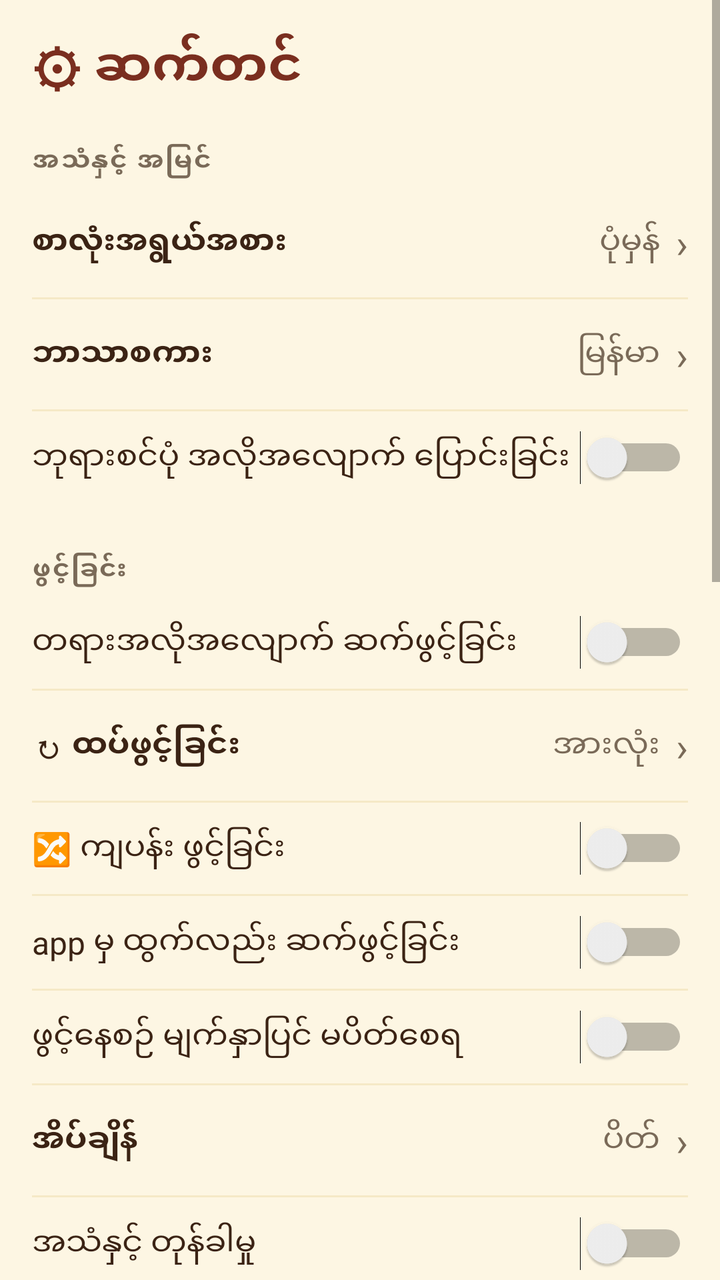
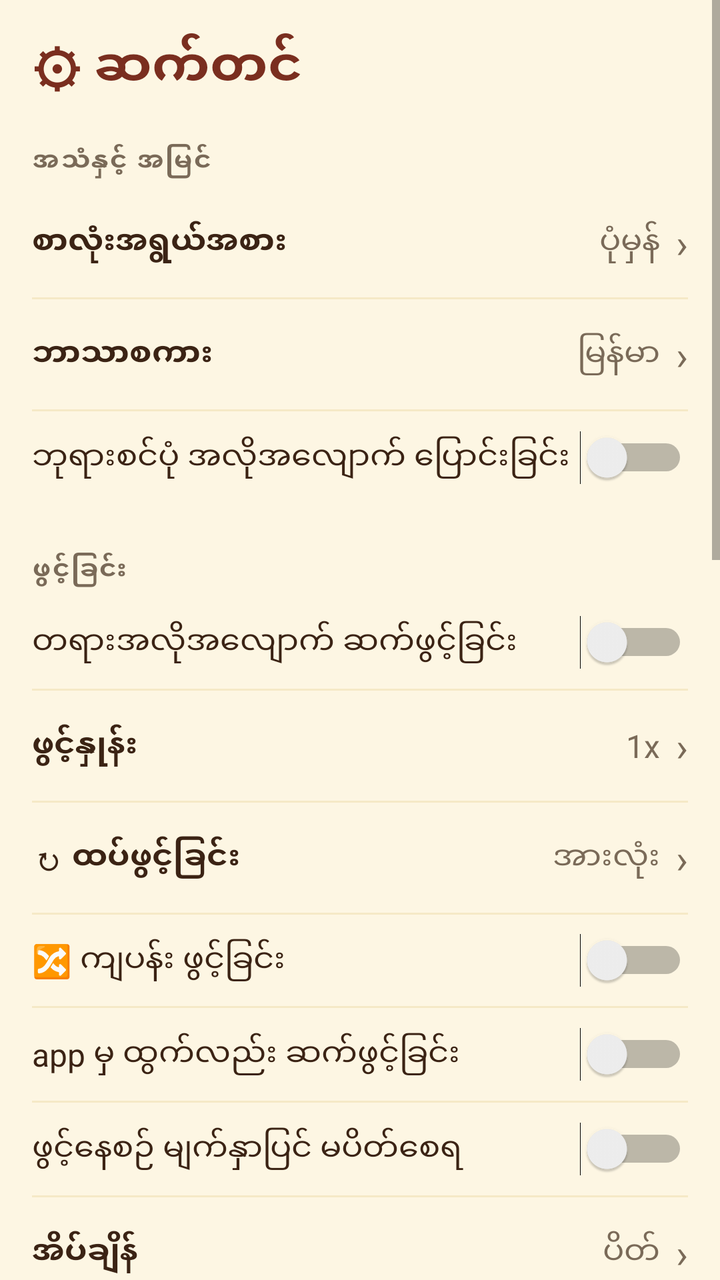

Two renders of the same Android screen: before a commit and after it. Below are the layout's source before the change and the commit's diff.
<!-- AndroidManifest.xml: application theme AppTheme -->
<!-- res/layout/activity_settings.xml -->
<?xml version="1.0" encoding="utf-8"?>
<LinearLayout xmlns:android="http://schemas.android.com/apk/res/android"
    android:id="@+id/root"
    android:layout_width="match_parent"
    android:layout_height="match_parent"
    android:background="@color/bg"
    android:orientation="vertical">
<ScrollView
    android:layout_width="match_parent"
    android:layout_height="0dp"
    android:layout_weight="1"
    android:fillViewport="true">
<LinearLayout
    android:id="@+id/content"
    android:layout_width="match_parent"
    android:layout_height="wrap_content"
    android:background="@color/bg"
    android:orientation="vertical"
    android:padding="16dp">
    <TextView
        android:id="@+id/titleText"
        android:layout_width="match_parent"
        android:layout_height="wrap_content"
        android:text="⚙ ဆက်တင်"
        android:textColor="@color/maroon"
        android:textSize="26sp"
        android:textStyle="bold" />

    <TextView
        android:id="@+id/secAppearance"
        android:layout_width="match_parent"
        android:layout_height="wrap_content"
        android:layout_marginTop="16dp"
        android:letterSpacing="0.06"
        android:paddingVertical="4dp"
        android:text="အသံနှင့် အမြင်"
        android:textColor="@color/muted"
        android:textSize="13sp"
        android:textStyle="bold" />

<LinearLayout
            android:id="@+id/rowFont"
            android:layout_width="match_parent"
            android:layout_height="wrap_content"
            android:background="?android:attr/selectableItemBackground"
            android:clickable="true"
            android:focusable="true"
            android:gravity="center_vertical"
            android:orientation="horizontal"
            android:paddingVertical="14dp">
            <TextView
                android:id="@+id/labelFont"
                android:layout_width="0dp"
                android:layout_height="wrap_content"
                android:layout_weight="1"
                android:text="စာလုံးအရွယ်အစား"
                android:textColor="@color/ink"
                android:textSize="16sp"
                android:textStyle="bold" />
            <TextView
                android:id="@+id/fontValue"
                android:layout_width="wrap_content"
                android:layout_height="wrap_content"
                android:text="ပုံမှန်"
                android:textColor="@color/muted"
                android:textSize="16sp" />
            <TextView
                android:id="@+id/fontChevron"
                android:layout_width="wrap_content"
                android:layout_height="wrap_content"
                android:paddingStart="8dp"
                android:text="›"
                android:textColor="@color/muted"
                android:textSize="20sp" />
        </LinearLayout>
    <View
        android:layout_width="match_parent"
        android:layout_height="1dp"
        android:background="#26C9A227" />

<LinearLayout
            android:id="@+id/rowLanguage"
            android:layout_width="match_parent"
            android:layout_height="wrap_content"
            android:background="?android:attr/selectableItemBackground"
            android:clickable="true"
            android:focusable="true"
            android:gravity="center_vertical"
            android:orientation="horizontal"
            android:paddingVertical="14dp">
            <TextView
                android:id="@+id/labelLanguage"
                android:layout_width="0dp"
                android:layout_height="wrap_content"
                android:layout_weight="1"
                android:text="ဘာသာစကား"
                android:textColor="@color/ink"
                android:textSize="16sp"
                android:textStyle="bold" />
            <TextView
                android:id="@+id/langValue"
                android:layout_width="wrap_content"
                android:layout_height="wrap_content"
                android:text="မြန်မာ"
                android:textColor="@color/muted"
                android:textSize="16sp" />
            <TextView
                android:id="@+id/langChevron"
                android:layout_width="wrap_content"
                android:layout_height="wrap_content"
                android:paddingStart="8dp"
                android:text="›"
                android:textColor="@color/muted"
                android:textSize="20sp" />
        </LinearLayout>
    <View
        android:layout_width="match_parent"
        android:layout_height="1dp"
        android:background="#26C9A227" />

    <Switch
        android:id="@+id/btnThemeAuto"
        android:layout_width="match_parent"
        android:layout_height="wrap_content"
        android:background="?android:attr/selectableItemBackground"
        android:clickable="true"
        android:ellipsize="end"
        android:focusable="true"
        android:maxLines="1"
        android:paddingVertical="12dp"
        android:showText="false"
        android:text="ဘုရားစင်ပုံ အလိုအလျောက် ပြောင်းခြင်း"
        android:textColor="@color/ink"
        android:textOff=""
        android:textOn=""
        android:textSize="16sp" />

    <TextView
        android:id="@+id/secPlayback"
        android:layout_width="match_parent"
        android:layout_height="wrap_content"
        android:layout_marginTop="20dp"
        android:letterSpacing="0.06"
        android:paddingVertical="4dp"
        android:text="ဖွင့်ခြင်း"
        android:textColor="@color/muted"
        android:textSize="13sp"
        android:textStyle="bold" />

    <Switch
        android:id="@+id/btnAutoplay"
        android:layout_width="match_parent"
        android:layout_height="wrap_content"
        android:background="?android:attr/selectableItemBackground"
        android:clickable="true"
        android:ellipsize="end"
        android:focusable="true"
        android:maxLines="1"
        android:paddingVertical="12dp"
        android:showText="false"
        android:text="တရားအလိုအလျောက် ဆက်ဖွင့်ခြင်း"
        android:textColor="@color/ink"
        android:textOff=""
        android:textOn=""
        android:textSize="16sp" />

    <View
        android:layout_width="match_parent"
        android:layout_height="1dp"
        android:background="#26C9A227" />

    <LinearLayout
        android:id="@+id/rowRepeat"
        android:layout_width="match_parent"
        android:layout_height="wrap_content"
        android:background="?android:attr/selectableItemBackground"
        android:clickable="true"
        android:focusable="true"
        android:gravity="center_vertical"
        android:orientation="horizontal"
        android:paddingVertical="14dp">
        <TextView
            android:id="@+id/lblRepeat"
            android:layout_width="0dp"
            android:layout_height="wrap_content"
            android:layout_weight="1"
            android:text="↻ ထပ်ဖွင့်ခြင်း"
            android:textColor="@color/ink"
            android:textSize="16sp"
            android:textStyle="bold" />
        <TextView
            android:id="@+id/btnRepeat"
            android:layout_width="wrap_content"
            android:layout_height="wrap_content"
            android:text="အားလုံး"
            android:textColor="@color/muted"
            android:textSize="16sp" />
        <TextView
            android:id="@+id/repeatChevron"
            android:layout_width="wrap_content"
            android:layout_height="wrap_content"
            android:paddingStart="8dp"
            android:text="›"
            android:textColor="@color/muted"
            android:textSize="20sp" />
    </LinearLayout>

    <View
        android:layout_width="match_parent"
        android:layout_height="1dp"
        android:background="#26C9A227" />

    <Switch
        android:id="@+id/btnShuffle"
        android:layout_width="match_parent"
        android:layout_height="wrap_content"
        android:background="?android:attr/selectableItemBackground"
        android:clickable="true"
        android:ellipsize="end"
        android:focusable="true"
        android:maxLines="1"
        android:paddingVertical="12dp"
        android:showText="false"
        android:text="🔀 ကျပန်း ဖွင့်ခြင်း"
        android:textColor="@color/ink"
        android:textOff=""
        android:textOn=""
        android:textSize="16sp" />

    <View
        android:layout_width="match_parent"
        android:layout_height="1dp"
        android:background="#26C9A227" />

    <Switch
        android:id="@+id/btnBackground"
        android:layout_width="match_parent"
        android:layout_height="wrap_content"
        android:background="?android:attr/selectableItemBackground"
        android:clickable="true"
        android:ellipsize="end"
        android:focusable="true"
        android:maxLines="1"
        android:paddingVertical="12dp"
        android:showText="false"
        android:text="app မှ ထွက်လည်း ဆက်ဖွင့်ခြင်း"
        android:textColor="@color/ink"
        android:textOff=""
        android:textOn=""
        android:textSize="16sp" />

    <View
        android:layout_width="match_parent"
        android:layout_height="1dp"
        android:background="#26C9A227" />

    <Switch
        android:id="@+id/btnKeepScreen"
        android:layout_width="match_parent"
        android:layout_height="wrap_content"
        android:background="?android:attr/selectableItemBackground"
        android:clickable="true"
        android:ellipsize="end"
        android:focusable="true"
        android:maxLines="1"
        android:paddingVertical="12dp"
        android:showText="false"
        android:text="ဖွင့်နေစဉ် မျက်နှာပြင် မပိတ်စေရ"
        android:textColor="@color/ink"
        android:textOff=""
        android:textOn=""
        android:textSize="16sp" />

    <View
        android:layout_width="match_parent"
        android:layout_height="1dp"
        android:background="#26C9A227" />

    <LinearLayout
        android:id="@+id/rowSleep"
        android:layout_width="match_parent"
        android:layout_height="wrap_content"
        android:background="?android:attr/selectableItemBackground"
        android:clickable="true"
        android:focusable="true"
        android:gravity="center_vertical"
        android:orientation="horizontal"
        android:paddingVertical="14dp">
        <TextView
            android:id="@+id/lblSleep"
            android:layout_width="0dp"
            android:layout_height="wrap_content"
            android:layout_weight="1"
            android:text="အိပ်ချိန်"
            android:textColor="@color/ink"
            android:textSize="16sp"
            android:textStyle="bold" />
        <TextView
            android:id="@+id/btnSleep"
            android:layout_width="wrap_content"
            android:layout_height="wrap_content"
            android:text="ပိတ်"
            android:textColor="@color/muted"
            android:textSize="16sp" />
        <TextView
            android:id="@+id/sleepChevron"
            android:layout_width="wrap_content"
            android:layout_height="wrap_content"
            android:paddingStart="8dp"
            android:text="›"
            android:textColor="@color/muted"
            android:textSize="20sp" />
    </LinearLayout>

    <View
        android:layout_width="match_parent"
        android:layout_height="1dp"
        android:background="#26C9A227" />

    <Switch
        android:id="@+id/btnFx"
        android:layout_width="match_parent"
        android:layout_height="wrap_content"
        android:background="?android:attr/selectableItemBackground"
        android:clickable="true"
        android:ellipsize="end"
        android:focusable="true"
        android:maxLines="1"
        android:paddingVertical="12dp"
        android:showText="false"
        android:text="အသံနှင့် တုန်ခါမှု"
        android:textColor="@color/ink"
        android:textOff=""
        android:textOn=""
        android:textSize="16sp" />

    <TextView
        android:id="@+id/secNoti"
        android:layout_width="match_parent"
        android:layout_height="wrap_content"
        android:layout_marginTop="20dp"
        android:letterSpacing="0.06"
        android:paddingVertical="4dp"
        android:text="အကြောင်းကြားစာ"
        android:textColor="@color/muted"
        android:textSize="13sp"
        android:textStyle="bold" />

    <LinearLayout
        android:layout_width="match_parent"
        android:layout_height="wrap_content"
        android:orientation="vertical">
    <Switch
        android:id="@+id/btnNoti"
        android:layout_width="match_parent"
        android:layout_height="wrap_content"
        android:background="?android:attr/selectableItemBackground"
        android:clickable="true"
        android:ellipsize="end"
        android:focusable="true"
        android:maxLines="1"
        android:paddingVertical="12dp"
        android:showText="false"
        android:text="အကြောင်းကြားချက်"
        android:textColor="@color/ink"
        android:textOff=""
        android:textOn=""
        android:textSize="16sp" />
        <TextView
            android:id="@+id/notiNote"
            android:layout_width="match_parent"
            android:layout_height="wrap_content"
            android:paddingBottom="8dp"
            android:paddingStart="2dp"
            android:text=""
            android:textColor="@color/muted"
            android:textSize="13sp"
        android:visibility="gone" />
    </LinearLayout>

    <TextView
        android:id="@+id/secData"
        android:layout_width="match_parent"
        android:layout_height="wrap_content"
        android:layout_marginTop="20dp"
        android:letterSpacing="0.06"
        android:paddingVertical="4dp"
        android:text="ဒေတာ"
        android:textColor="@color/muted"
        android:textSize="13sp"
        android:textStyle="bold" />

    <LinearLayout
        android:layout_width="match_parent"
        android:layout_height="wrap_content"
        android:orientation="vertical">
    <Switch
        android:id="@+id/btnDataSaver"
        android:layout_width="match_parent"
        android:layout_height="wrap_content"
        android:background="?android:attr/selectableItemBackground"
        android:clickable="true"
        android:ellipsize="end"
        android:focusable="true"
        android:maxLines="1"
        android:paddingVertical="12dp"
        android:showText="false"
        android:text="ဒေတာ ချွေတာခြင်း"
        android:textColor="@color/ink"
        android:textOff=""
        android:textOn=""
        android:textSize="16sp" />
        <TextView
            android:id="@+id/dataSaverNote"
            android:layout_width="match_parent"
            android:layout_height="wrap_content"
            android:paddingBottom="8dp"
            android:paddingStart="2dp"
            android:text=""
            android:textColor="@color/muted"
            android:textSize="13sp"
        android:visibility="gone" />
    </LinearLayout>

    <View
        android:layout_width="match_parent"
        android:layout_height="1dp"
        android:background="#26C9A227" />

    <LinearLayout
        android:layout_width="match_parent"
        android:layout_height="wrap_content"
        android:orientation="vertical">
    <Switch
        android:id="@+id/btnAutoDl"
        android:layout_width="match_parent"
        android:layout_height="wrap_content"
        android:background="?android:attr/selectableItemBackground"
        android:clickable="true"
        android:ellipsize="end"
        android:focusable="true"
        android:maxLines="1"
        android:paddingVertical="12dp"
        android:showText="false"
        android:text="📶 Wi-Fi အလိုအလျောက် ဒေါင်းလုဒ်"
        android:textColor="@color/ink"
        android:textOff=""
        android:textOn=""
        android:textSize="16sp" />
        <TextView
            android:id="@+id/autoDlNote"
            android:layout_width="match_parent"
            android:layout_height="wrap_content"
            android:paddingBottom="8dp"
            android:paddingStart="2dp"
            android:text="မစစ်ဆေးရသေးပါ"
            android:textColor="@color/muted"
            android:textSize="13sp" />
        
        <TextView
            android:id="@+id/autoDlCheckNow"
            android:layout_width="wrap_content"
            android:layout_height="wrap_content"
            android:background="?android:attr/selectableItemBackground"
            android:clickable="true"
            android:focusable="true"
            android:paddingVertical="8dp"
            android:paddingStart="2dp"
            android:text="↻ ပြန်စစ်ဆေးမယ်"
            android:textColor="#C9A227"
            android:textSize="14sp"
            android:visibility="gone" />
    </LinearLayout>

    <View
        android:layout_width="match_parent"
        android:layout_height="1dp"
        android:background="#26C9A227" />

    
    <LinearLayout
        android:layout_width="match_parent"
        android:layout_height="wrap_content"
        android:orientation="vertical">
    <LinearLayout
        android:id="@+id/rowDownloaded"
        android:layout_width="match_parent"
        android:layout_height="wrap_content"
        android:background="?android:attr/selectableItemBackground"
        android:clickable="true"
        android:focusable="true"
        android:gravity="center_vertical"
        android:orientation="horizontal"
        android:paddingVertical="14dp">
        <TextView
            android:id="@+id/btnDownloaded"
            android:layout_width="0dp"
            android:layout_height="wrap_content"
            android:layout_weight="1"
            android:text="⬇ ဒေါင်းလုဒ်လုပ်ပြီးသားများ"
            android:textColor="@color/ink"
            android:textSize="16sp"
            android:textStyle="bold" />
        <TextView
            android:id="@+id/downloadedChevron"
            android:layout_width="wrap_content"
            android:layout_height="wrap_content"
            android:paddingStart="8dp"
            android:text="›"
            android:textColor="@color/muted"
            android:textSize="20sp" />
    </LinearLayout>
        <TextView
            android:id="@+id/downloadedSizeNote"
            android:layout_width="match_parent"
            android:layout_height="wrap_content"
            android:paddingBottom="8dp"
            android:paddingStart="2dp"
            android:text=""
            android:textColor="@color/muted"
            android:textSize="13sp"
            android:visibility="gone" />
    </LinearLayout>

    <View
        android:layout_width="match_parent"
        android:layout_height="1dp"
        android:background="#26C9A227" />

    <LinearLayout
        android:id="@+id/rowClearData"
        android:layout_width="match_parent"
        android:layout_height="wrap_content"
        android:background="?android:attr/selectableItemBackground"
        android:clickable="true"
        android:focusable="true"
        android:gravity="center_vertical"
        android:orientation="horizontal"
        android:paddingVertical="14dp">
        <TextView
            android:id="@+id/lblClearData"
            android:layout_width="0dp"
            android:layout_height="wrap_content"
            android:layout_weight="1"
            android:text="မှတ်တမ်း ရှင်းလင်းခြင်း"
            android:textColor="@color/ink"
            android:textSize="16sp"
            android:textStyle="bold" />
        <TextView
            android:id="@+id/clearChevron"
            android:layout_width="wrap_content"
            android:layout_height="wrap_content"
            android:paddingStart="8dp"
            android:text="›"
            android:textColor="@color/muted"
            android:textSize="20sp" />
    </LinearLayout>

    <TextView
        android:id="@+id/secAbout"
        android:layout_width="match_parent"
        android:layout_height="wrap_content"
        android:layout_marginTop="20dp"
        android:letterSpacing="0.06"
        android:paddingVertical="4dp"
        android:text="အကြောင်း"
        android:textColor="@color/muted"
        android:textSize="13sp"
        android:textStyle="bold" />

    <TextView
        android:id="@+id/aboutSrc"
        android:layout_width="match_parent"
        android:layout_height="wrap_content"
        android:paddingVertical="10dp"
        android:text="တရားများ ရင်းမြစ်: dhammadownload.com"
        android:textColor="@color/muted"
        android:textSize="13sp" />

    <LinearLayout
        android:layout_width="match_parent"
        android:layout_height="wrap_content"
        android:gravity="center_vertical"
        android:orientation="horizontal"
        android:paddingVertical="14dp">
        <TextView
            android:id="@+id/lblVersion"
            android:layout_width="0dp"
            android:layout_height="wrap_content"
            android:layout_weight="1"
            android:text="ဗားရှင်း"
            android:textColor="@color/ink"
            android:textSize="16sp"
            android:textStyle="bold" />
        <TextView
            android:id="@+id/versionValue"
            android:layout_width="wrap_content"
            android:layout_height="wrap_content"
            android:text="v12.93"
            android:textColor="@color/muted"
            android:textSize="16sp" />
    </LinearLayout>

    <View
        android:layout_width="match_parent"
        android:layout_height="1dp"
        android:background="#26C9A227" />

    
    <LinearLayout
        android:id="@+id/rowCheckUpdate"
        android:layout_width="match_parent"
        android:layout_height="wrap_content"
        android:background="?android:attr/selectableItemBackground"
        android:clickable="true"
        android:focusable="true"
        android:gravity="center_vertical"
        android:orientation="horizontal"
        android:paddingVertical="14dp">
        <TextView
            android:id="@+id/btnCheckUpdate"
            android:layout_width="0dp"
            android:layout_height="wrap_content"
            android:layout_weight="1"
            android:text="↻ Update စစ်ဆေးမယ်"
            android:textColor="@color/ink"
            android:textSize="16sp"
            android:textStyle="bold" />
        <TextView
            android:id="@+id/checkUpdateChevron"
            android:layout_width="wrap_content"
            android:layout_height="wrap_content"
            android:paddingStart="8dp"
            android:text="›"
            android:textColor="@color/muted"
            android:textSize="20sp" />
    </LinearLayout>

    <View
        android:layout_width="match_parent"
        android:layout_height="1dp"
        android:background="#26C9A227" />

    <LinearLayout
        android:id="@+id/rowTeam"
        android:layout_width="match_parent"
        android:layout_height="wrap_content"
        android:background="?android:attr/selectableItemBackground"
        android:clickable="true"
        android:focusable="true"
        android:gravity="center_vertical"
        android:orientation="horizontal"
        android:paddingVertical="14dp">
        <TextView
            android:id="@+id/btnTeam"
            android:layout_width="0dp"
            android:layout_height="wrap_content"
            android:layout_weight="1"
            android:text="👥 Developer Profile"
            android:textColor="@color/ink"
            android:textSize="16sp"
            android:textStyle="bold" />
        <TextView
            android:id="@+id/teamChevron"
            android:layout_width="wrap_content"
            android:layout_height="wrap_content"
            android:paddingStart="8dp"
            android:text="›"
            android:textColor="@color/muted"
            android:textSize="20sp" />
    </LinearLayout>

    <View
        android:layout_width="match_parent"
        android:layout_height="1dp"
        android:background="#26C9A227" />

    <LinearLayout
        android:id="@+id/rowPolicy"
        android:layout_width="match_parent"
        android:layout_height="wrap_content"
        android:background="?android:attr/selectableItemBackground"
        android:clickable="true"
        android:focusable="true"
        android:gravity="center_vertical"
        android:orientation="horizontal"
        android:paddingVertical="14dp">
        <TextView
            android:id="@+id/btnPolicy"
            android:layout_width="0dp"
            android:layout_height="wrap_content"
            android:layout_weight="1"
            android:text="📜 Policy"
            android:textColor="@color/ink"
            android:textSize="16sp"
            android:textStyle="bold" />
        <TextView
            android:id="@+id/policyChevron"
            android:layout_width="wrap_content"
            android:layout_height="wrap_content"
            android:paddingStart="8dp"
            android:text="›"
            android:textColor="@color/muted"
            android:textSize="20sp" />
    </LinearLayout>

    <TextView
        android:id="@+id/btnResetAll"
        android:layout_width="match_parent"
        android:layout_height="wrap_content"
        android:layout_marginTop="24dp"
        android:background="?android:attr/selectableItemBackground"
        android:clickable="true"
        android:focusable="true"
        android:gravity="center"
        android:paddingVertical="14dp"
        android:text="↺ ဆက်တင်အားလုံး ပြန်စသတ်မှတ်မယ်"
        android:textColor="#C0392B"
        android:textSize="16sp" />
</LinearLayout>
</ScrollView>
    
    <LinearLayout
        android:id="@+id/nowStrip"
        android:layout_width="match_parent"
        android:layout_height="wrap_content"
        android:layout_marginLeft="16dp"
        android:layout_marginRight="16dp"
        android:layout_marginBottom="16dp"
        android:background="@drawable/nav_glass"
        android:orientation="vertical"
        android:padding="10dp"
        android:visibility="gone">
        <LinearLayout
            android:layout_width="match_parent"
            android:layout_height="wrap_content"
            android:gravity="center_vertical"
            android:orientation="horizontal">
            
            <FrameLayout
                android:id="@+id/nowStripPhotoRing"
                android:layout_width="48dp"
                android:layout_height="48dp"
                android:layout_marginEnd="10dp"
                android:visibility="gone">
                <com.h2h.dhamma.CircleImageView
                    android:id="@+id/nowStripPhoto"
                    android:layout_width="44dp"
                    android:layout_height="44dp"
                    android:layout_gravity="center"
                    android:scaleType="centerCrop" />
            </FrameLayout>
            <LinearLayout
                android:layout_width="0dp"
                android:layout_height="wrap_content"
                android:layout_weight="1"
                android:orientation="vertical">
                <TextView
                    android:id="@+id/nowStripText"
                    android:layout_width="match_parent"
                    android:layout_height="wrap_content"
                    android:ellipsize="end"
                    android:maxLines="1"
                    android:textColor="@color/gold"
                    android:textSize="14sp"
                    android:textStyle="bold" />
                <TextView
                    android:id="@+id/nowStripSub"
                    android:layout_width="match_parent"
                    android:layout_height="wrap_content"
                    android:ellipsize="end"
                    android:maxLines="1"
                    android:textColor="@color/muted"
                    android:textSize="12sp" />
            </LinearLayout>
        </LinearLayout>
        
            <LinearLayout
                android:layout_width="match_parent"
                android:layout_height="wrap_content"
                android:gravity="center_horizontal"
                android:orientation="horizontal">
            <TextView
                android:id="@+id/nowStripPrev"
                android:background="?android:attr/selectableItemBackgroundBorderless"
                android:layout_margin="2dp"
                android:layout_width="48dp"
                android:layout_height="48dp"
                android:gravity="center"
                android:includeFontPadding="false"
                android:text="⏮"
                android:textColor="#FFFFFF"
                android:textSize="24sp" />
            <TextView
                android:id="@+id/nowStripToggle"
                android:background="?android:attr/selectableItemBackgroundBorderless"
                android:layout_margin="2dp"
                android:layout_width="48dp"
                android:layout_height="48dp"
                android:gravity="center"
                android:includeFontPadding="false"
                android:text="▶"
                android:textColor="#FFFFFF"
                android:textSize="24sp" />
            <TextView
                android:id="@+id/nowStripNext"
                android:background="?android:attr/selectableItemBackgroundBorderless"
                android:layout_margin="2dp"
                android:layout_width="48dp"
                android:layout_height="48dp"
                android:gravity="center"
                android:includeFontPadding="false"
                android:text="⏭"
                android:textColor="#FFFFFF"
                android:textSize="24sp" />

            
            
            
            
            </LinearLayout>
        
        <ProgressBar
            android:id="@+id/nowStripProgress"
            style="?android:attr/progressBarStyleHorizontal"
            android:layout_width="match_parent"
            android:layout_height="4dp"
            android:layout_marginTop="6dp"
            android:max="1000"
            android:progress="0"
            android:progressBackgroundTint="#40C9A227"
            android:progressTint="#C9A227" />
    </LinearLayout>
</LinearLayout>
<!-- resources referenced by this layout -->
<resources>
  <color name="bg">#FDF6E3</color>
  <color name="gold">#C9A227</color>
  <color name="ink">#3B2314</color>
  <color name="maroon">#7A2E1F</color>
  <color name="muted">#7A6A58</color>
  <!-- drawable nav_glass (drawable) -->
  <?xml version="1.0" encoding="utf-8"?>
  <layer-list xmlns:android="http://schemas.android.com/apk/res/android">
      <item>
          <shape android:shape="rectangle">
              <solid android:color="#59FFFFFF" />
              <stroke android:width="1dp" android:color="#99C9A227" />
              <corners android:radius="28dp" />
          </shape>
      </item>
      <item>
          <shape android:shape="rectangle">
              <gradient android:angle="270" android:startColor="#80FFFFFF" android:centerColor="#1AFFFFFF" android:centerY="0.45" android:endColor="#00FFFFFF" android:type="linear" />
              <corners android:radius="28dp" />
          </shape>
      </item>
  </layer-list>
  <style name="AppTheme" parent="android:Theme.Material.Light.NoActionBar">
          <item name="android:colorPrimary">@color/maroon</item>
          <item name="android:colorPrimaryDark">@color/maroon</item>
          <item name="android:colorAccent">@color/gold</item>
          <item name="android:windowBackground">@color/bg</item>
          <item name="android:textColorPrimary">@color/ink</item>
      </style>
</resources>

<!-- the commit's change to res/layout/activity_settings.xml (unified diff, before → after) -->
@@ -163,6 +163,47 @@
         android:textOff=""
         android:textOn=""
         android:textSize="16sp" />
+
+    <View
+        android:layout_width="match_parent"
+        android:layout_height="1dp"
+        android:background="#26C9A227" />
+
+    <LinearLayout
+        android:id="@+id/rowSpeed"
+        android:layout_width="match_parent"
+        android:layout_height="wrap_content"
+        android:background="?android:attr/selectableItemBackground"
+        android:clickable="true"
+        android:focusable="true"
+        android:gravity="center_vertical"
+        android:orientation="horizontal"
+        android:paddingVertical="14dp">
+        <TextView
+            android:id="@+id/labelSpeed"
+            android:layout_width="0dp"
+            android:layout_height="wrap_content"
+            android:layout_weight="1"
+            android:text="ဖွင့်နှုန်း"
+            android:textColor="@color/ink"
+            android:textSize="16sp"
+            android:textStyle="bold" />
+        <TextView
+            android:id="@+id/speedValue"
+            android:layout_width="wrap_content"
+            android:layout_height="wrap_content"
+            android:text="1x"
+            android:textColor="@color/muted"
+            android:textSize="16sp" />
+        <TextView
+            android:id="@+id/speedChevron"
+            android:layout_width="wrap_content"
+            android:layout_height="wrap_content"
+            android:paddingStart="8dp"
+            android:text="›"
+            android:textColor="@color/muted"
+            android:textSize="20sp" />
+    </LinearLayout>
 
     <View
         android:layout_width="match_parent"
